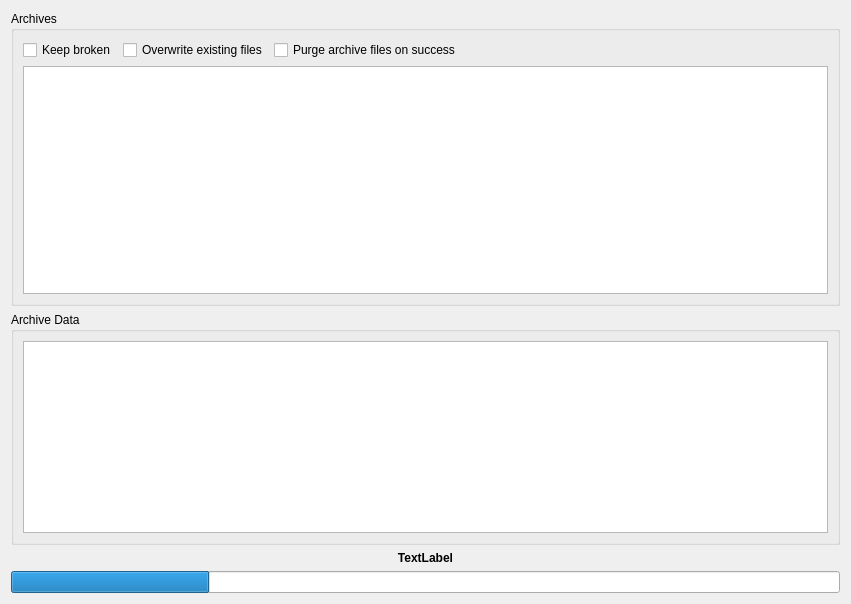
Before: the Qt Designer form app/gui/archives.ui in ensisoft/newsflash-plus, drawn with Qt 5.
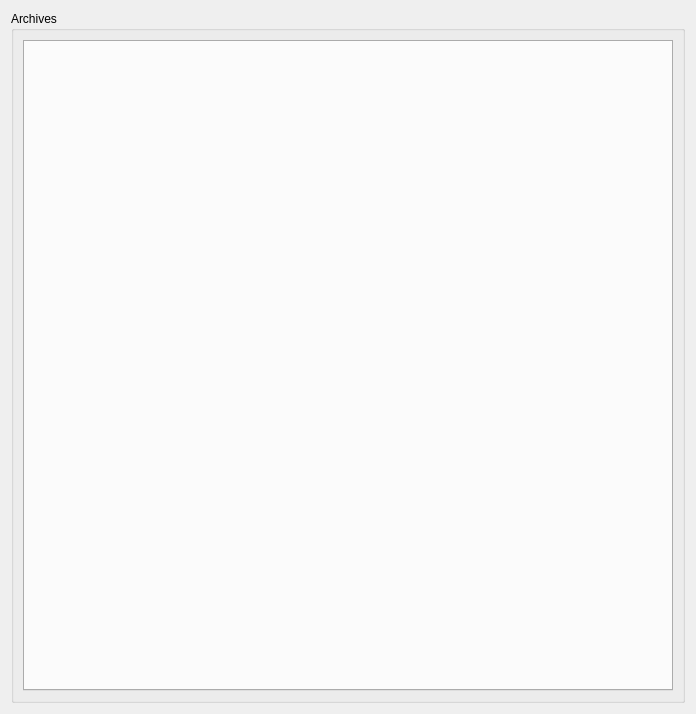
After: the same form once the commit is applied. Icons and pictures are not drawn.

Commit message: Notification module Unpack/Repair UI composed into archives UI

```diff
--- a/app/gui/archives.ui
+++ b/app/gui/archives.ui
@@ -6,8 +6,8 @@
    <rect>
     <x>0</x>
     <y>0</y>
-    <width>851</width>
-    <height>604</height>
+    <width>696</width>
+    <height>714</height>
    </rect>
   </property>
   <property name="windowTitle">
@@ -25,152 +25,18 @@
      </property>
      <layout class="QVBoxLayout" name="verticalLayout">
       <item>
-       <layout class="QHBoxLayout" name="horizontalLayout">
-        <item>
-         <widget class="QCheckBox" name="checkBox">
-          <property name="text">
-           <string>Keep broken</string>
-          </property>
-         </widget>
-        </item>
-        <item>
-         <widget class="QCheckBox" name="checkBox_3">
-          <property name="text">
-           <string>Overwrite existing files</string>
-          </property>
-         </widget>
-        </item>
-        <item>
-         <widget class="QCheckBox" name="checkBox_2">
-          <property name="text">
-           <string>Purge archive files on success</string>
-          </property>
-         </widget>
-        </item>
-        <item>
-         <spacer name="horizontalSpacer">
-          <property name="orientation">
-           <enum>Qt::Horizontal</enum>
-          </property>
-          <property name="sizeHint" stdset="0">
-           <size>
-            <width>40</width>
-            <height>20</height>
-           </size>
-          </property>
-         </spacer>
-        </item>
-       </layout>
-      </item>
-      <item>
-       <widget class="QTableView" name="tableList">
-        <property name="selectionMode">
-         <enum>QAbstractItemView::SingleSelection</enum>
-        </property>
-        <property name="selectionBehavior">
-         <enum>QAbstractItemView::SelectRows</enum>
-        </property>
-        <property name="showGrid">
+       <widget class="QTabWidget" name="tabWidget">
+        <property name="tabsClosable">
          <bool>false</bool>
         </property>
-        <attribute name="horizontalHeaderStretchLastSection">
+        <property name="movable">
          <bool>true</bool>
-        </attribute>
-        <attribute name="verticalHeaderVisible">
-         <bool>false</bool>
-        </attribute>
-        <attribute name="verticalHeaderDefaultSectionSize">
-         <number>16</number>
-        </attribute>
-       </widget>
-      </item>
-     </layout>
-    </widget>
-   </item>
-   <item>
-    <widget class="QGroupBox" name="grpData">
-     <property name="title">
-      <string>Archive Data</string>
-     </property>
-     <property name="flat">
-      <bool>false</bool>
-     </property>
-     <layout class="QVBoxLayout" name="verticalLayout_3">
-      <item>
-       <widget class="QTableView" name="tableData">
-        <property name="sizePolicy">
-         <sizepolicy hsizetype="Expanding" vsizetype="Minimum">
-          <horstretch>0</horstretch>
-          <verstretch>0</verstretch>
-         </sizepolicy>
         </property>
-        <property name="contextMenuPolicy">
-         <enum>Qt::CustomContextMenu</enum>
-        </property>
-        <property name="styleSheet">
-         <string/>
-        </property>
-        <property name="selectionMode">
-         <enum>QAbstractItemView::SingleSelection</enum>
-        </property>
-        <property name="selectionBehavior">
-         <enum>QAbstractItemView::SelectRows</enum>
-        </property>
-        <property name="textElideMode">
-         <enum>Qt::ElideLeft</enum>
-        </property>
-        <property name="showGrid">
-         <bool>false</bool>
-        </property>
-        <property name="gridStyle">
-         <enum>Qt::SolidLine</enum>
-        </property>
-        <attribute name="horizontalHeaderMinimumSectionSize">
-         <number>16</number>
-        </attribute>
-        <attribute name="horizontalHeaderStretchLastSection">
-         <bool>true</bool>
-        </attribute>
-        <attribute name="verticalHeaderVisible">
-         <bool>false</bool>
-        </attribute>
-        <attribute name="verticalHeaderDefaultSectionSize">
-         <number>16</number>
-        </attribute>
-        <attribute name="verticalHeaderMinimumSectionSize">
-         <number>16</number>
-        </attribute>
        </widget>
       </item>
      </layout>
     </widget>
    </item>
-   <item>
-    <widget class="QLabel" name="lblStatus">
-     <property name="font">
-      <font>
-       <weight>75</weight>
-       <bold>true</bold>
-      </font>
-     </property>
-     <property name="text">
-      <string>TextLabel</string>
-     </property>
-     <property name="alignment">
-      <set>Qt::AlignCenter</set>
-     </property>
-    </widget>
-   </item>
-   <item>
-    <widget class="QProgressBar" name="progressBar">
-     <property name="value">
-      <number>24</number>
-     </property>
-     <property name="textVisible">
-      <bool>false</bool>
-     </property>
-    </widget>
-   </item>
   </layout>
   <action name="actionAutoExtract">
    <property name="icon">
```
Left out of the diff: 27 changed lines with no effect on the pictures. The commit also changes 56 other files.
